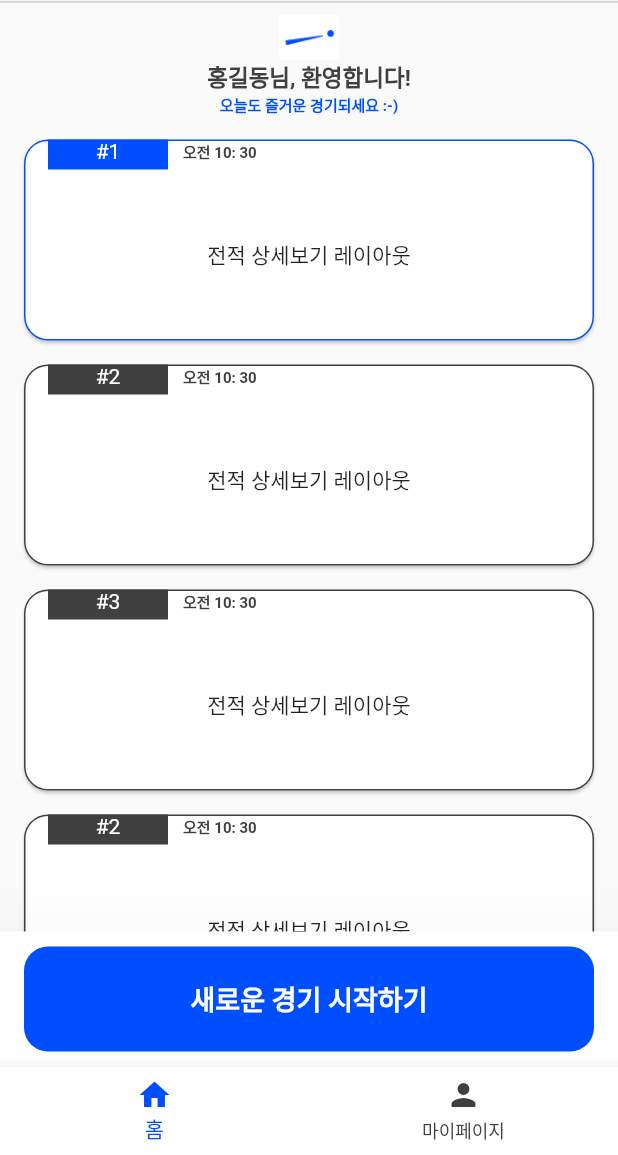
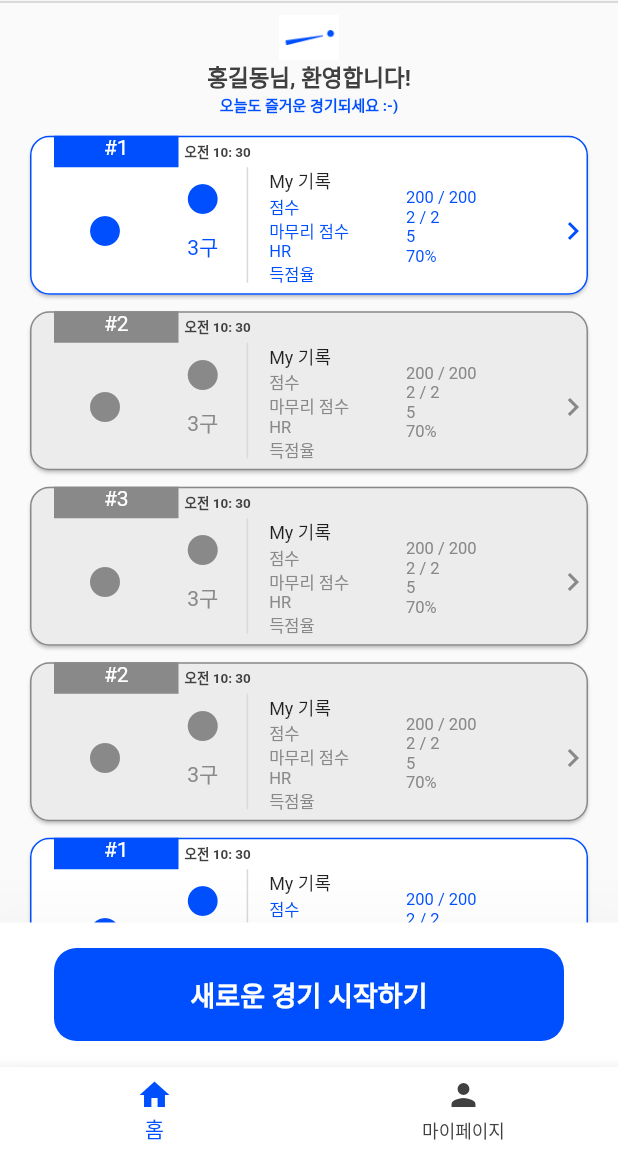
Before and after one commit to Q-Dang/qdang_front, a Flutter app: the screen it shows after launch, on a phone screen of 412 x 824 dp, the part 81-1236 px from its top. Run offline on Flutter 3.47's test engine with Material 2 defaults, Android fonts, the phone set to English and light mode, and no system bars; our stand-ins replace dio; Roboto replaces fonts that are missing (NotoKr).

Commit message:
edit layout, Add detial Record

```diff
--- a/q_dang/lib/Component/new_game_button.dart
+++ b/q_dang/lib/Component/new_game_button.dart
@@ -16,11 +16,11 @@ class NewGameButton extends StatelessWidget {
       ),
       onPressed: onPressed,
       child: Padding(
-        padding: const EdgeInsets.symmetric(vertical: 10),
+        padding: const EdgeInsets.symmetric(vertical: 17, horizontal: 20),
         child: Container(
           decoration: BoxDecoration(
-              borderRadius: BorderRadius.circular(16), color: kprimaryColor),
-          height: 70,
+              borderRadius: BorderRadius.circular(15), color: kprimaryColor),
+          height: 62,
           child: const Center(
             child: Text(
               '새로운 경기 시작하기',
--- a/q_dang/lib/Component/record_card.dart
+++ b/q_dang/lib/Component/record_card.dart
@@ -3,34 +3,48 @@ import 'package:q_dang/Component/record_card_title.dart';
 import 'package:q_dang/Component/record_layout.dart';
 import 'package:q_dang/Constant/colors.dart';
 
-class RecordCard extends StatelessWidget {
+class RecordCard extends StatefulWidget {
   final String res;
+  final VoidCallback onDetailPressed;
 
-  const RecordCard({super.key, required this.res});
+  const RecordCard(
+      {super.key, required this.res, required this.onDetailPressed});
 
   @override
+  State<RecordCard> createState() => _RecordCardState();
+}
+
+class _RecordCardState extends State<RecordCard> {
+  @override
   Widget build(BuildContext context) {
-    final Color mainColor = res.contains('1') ? kprimaryColor : ksecondaryColor;
+    final Color mainColor =
+        widget.res.contains('1') ? kprimaryColor : kthirdColor;
+    final Color backgroundColor =
+        widget.res.contains('1') ? Colors.white : Color(0xFFECECEC);
 
     return SizedBox(
-      height: 150,
+      height: 117,
       child: Card(
-        margin: const EdgeInsets.symmetric(vertical: 8, horizontal: 16),
+        color: backgroundColor,
+        margin: const EdgeInsets.symmetric(vertical: 5.5, horizontal: 20),
         shape: RoundedRectangleBorder(
           side: BorderSide(
             color: mainColor,
           ),
-          borderRadius: const BorderRadius.all(Radius.circular(16)),
+          borderRadius: const BorderRadius.all(Radius.circular(13)),
         ),
         child: Column(
           crossAxisAlignment: CrossAxisAlignment.stretch,
           children: [
             RecordCardTitle(
               mainColor: mainColor,
-              res: res,
+              res: widget.res,
             ),
             Expanded(
-              child: RecordLayout(),
+              child: RecordLayout(
+                onDetailPressed: widget.onDetailPressed,
+                mainColor: mainColor,
+              ),
             ),
           ],
         ),
--- a/q_dang/lib/Component/record_card_title.dart
+++ b/q_dang/lib/Component/record_card_title.dart
@@ -14,8 +14,8 @@ class RecordCardTitle extends StatelessWidget {
       child: Row(
         children: [
           SizedBox(
-            width: 80,
-            height: 20,
+            width: 83,
+            height: 21,
             child: Container(
               color: mainColor,
               child: Text(
@@ -26,16 +26,16 @@ class RecordCardTitle extends StatelessWidget {
             ),
           ),
           SizedBox(
-            width: 10,
+            width: 4,
           ),
           SizedBox(
-            width: 80,
-            height: 20,
+            width: 56,
+            height: 13,
             child: Text(
               DataUtil.DateTimetoString(DateTime.now()),
               style: TextStyle(
                 color: ksecondaryColor,
-                fontSize: 10,
+                fontSize: 9,
                 fontWeight: FontWeight.w700,
               ),
             ),
--- a/q_dang/lib/Component/record_layout.dart
+++ b/q_dang/lib/Component/record_layout.dart
@@ -1,15 +1,144 @@
 import 'package:flutter/material.dart';
 
 class RecordLayout extends StatelessWidget {
+  final VoidCallback onDetailPressed;
+  Color mainColor;
+
+  RecordLayout(
+      {super.key, required this.onDetailPressed, required this.mainColor});
+
   @override
   Widget build(BuildContext context) {
     return Row(
       crossAxisAlignment: CrossAxisAlignment.stretch,
       children: [
+        SizedBox(
+          width: 100,
+          child: Column(
+            crossAxisAlignment: CrossAxisAlignment.stretch,
+            children: [
+              Expanded(
+                  child: Icon(
+                Icons.circle,
+                color: mainColor,
+              )),
+            ],
+          ),
+        ),
         Expanded(
-            child: Center(
-          child: Text('전적 상세보기 레이아웃'),
-        ))
+          child: Column(
+            crossAxisAlignment: CrossAxisAlignment.center,
+            children: [
+              Expanded(
+                  child: Icon(
+                Icons.circle,
+                color: mainColor,
+              )),
+              Expanded(
+                  child: Text(
+                '3구',
+                style: TextStyle(color: mainColor),
+              )),
+            ],
+          ),
+        ),
+        Padding(
+          padding: const EdgeInsets.fromLTRB(14, 0, 14, 8),
+          child: SizedBox(
+            width: 1,
+            child: Container(color: const Color(0xFFD9D9D9)),
+          ),
+        ),
+        Expanded(
+          flex: 3,
+          child: Column(
+            crossAxisAlignment: CrossAxisAlignment.stretch,
+            children: [
+              Text(
+                'My 기록',
+                style: TextStyle(
+                  fontSize: 12,
+                ),
+              ),
+              Text(
+                '점수',
+                style: TextStyle(
+                  color: mainColor,
+                  fontSize: 11,
+                ),
+              ),
+              Text(
+                '마무리 점수',
+                style: TextStyle(
+                  color: mainColor,
+                  fontSize: 11,
+                ),
+              ),
+              Text(
+                'HR',
+                style: TextStyle(
+                  color: mainColor,
+                  fontSize: 11,
+                ),
+              ),
+              Text(
+                '득점율',
+                style: TextStyle(
+                  color: mainColor,
+                  fontSize: 11,
+                ),
+              ),
+            ],
+          ),
+        ),
+        Expanded(
+            flex: 3,
+            child: Column(
+              crossAxisAlignment: CrossAxisAlignment.stretch,
+              children: [
+                Text(
+                  '',
+                  style: TextStyle(
+                    fontSize: 12,
+                  ),
+                ),
+                Text(
+                  '200 / 200',
+                  style: TextStyle(
+                    color: mainColor,
+                    fontSize: 11,
+                  ),
+                ),
+                Text(
+                  '2 / 2',
+                  style: TextStyle(
+                    color: mainColor,
+                    fontSize: 11,
+                  ),
+                ),
+                Text(
+                  '5',
+                  style: TextStyle(
+                    color: mainColor,
+                    fontSize: 11,
+                  ),
+                ),
+                Text(
+                  '70%',
+                  style: TextStyle(
+                    color: mainColor,
+                    fontSize: 11,
+                  ),
+                ),
+              ],
+            )),
+        SizedBox(
+          width: 30,
+          child: TextButton(
+              child: Center(child: Icon(Icons.navigate_next)),
+              style: TextButton.styleFrom(iconColor: mainColor),
+              onPressed: onDetailPressed),
+        )
       ],
     );
   }
--- a/q_dang/lib/Constant/colors.dart
+++ b/q_dang/lib/Constant/colors.dart
@@ -2,3 +2,4 @@ import 'package:flutter/material.dart';
 
 const Color kprimaryColor = Color(0xFF004FFF);
 const Color ksecondaryColor = Color(0xFF404040);
+const Color kthirdColor = Color(0xFF898989);
--- /dev/null
+++ b/q_dang/lib/Screen/detail_record_screen.dart
@@ -0,0 +1,21 @@
+import 'package:flutter/material.dart';
+
+class DetailRecordScreen extends StatelessWidget {
+  final int id;
+  DetailRecordScreen({required this.id});
+  @override
+  Widget build(BuildContext context) {
+    return Scaffold(
+      body: Center(
+        child: ElevatedButton(
+          child: Text(
+            id.toString(),
+          ),
+          onPressed: () {
+            Navigator.of(context).pop();
+          },
+        ),
+      ),
+    );
+  }
+}
--- a/q_dang/lib/Screen/home_screen.dart
+++ b/q_dang/lib/Screen/home_screen.dart
@@ -5,6 +5,8 @@ import 'package:q_dang/Component/record_card.dart';
 import 'package:q_dang/Component/welcome.dart';
 import 'package:q_dang/Repository/record_repository.dart';
 import 'package:q_dang/Screen/new_game_setting_screen.dart';
+
+import 'detail_record_screen.dart';
 
 class HomeScreen extends StatefulWidget {
   final String name;
@@ -52,7 +54,15 @@ class _HomeScreenState extends State<HomeScreen> {
                         child: ListView.builder(
                             itemCount: recordData.length,
                             itemBuilder: (context, index) {
-                              return RecordCard(res: recordData[index]);
+                              return RecordCard(
+                                res: recordData[index],
+                                onDetailPressed: () {
+                                  Navigator.of(context).push(
+                                      MaterialPageRoute(builder: (context) {
+                                    return DetailRecordScreen(id: index);
+                                  }));
+                                },
+                              );
                             })),
                     NewGameButton(onPressed: newGame),
                   ],
--- a/q_dang/lib/main.dart
+++ b/q_dang/lib/main.dart
@@ -2,8 +2,11 @@ import 'package:flutter/material.dart';
 import 'package:q_dang/Screen/main_screen.dart';
 
 void main() {
-  runApp(const MaterialApp(
+  runApp(MaterialApp(
     debugShowCheckedModeBanner: false,
+    theme: ThemeData(
+      fontFamily: 'NotoKr',
+    ),
     home: MainScreen(),
   ));
 }
```
Also changed, not shown: q_dang/pubspec.yaml (+10 -10 lines).
